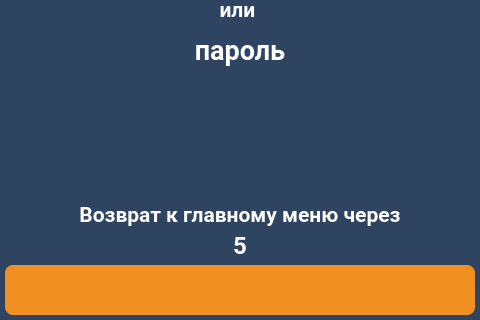
Qt form client/GUI/ui/screen_4_authorization_err.ui (komrade2801/AutoSklad) before a commit; both pictures show x 0 to 480 and y 480 to 800 of the 480 by 800 pixel window.
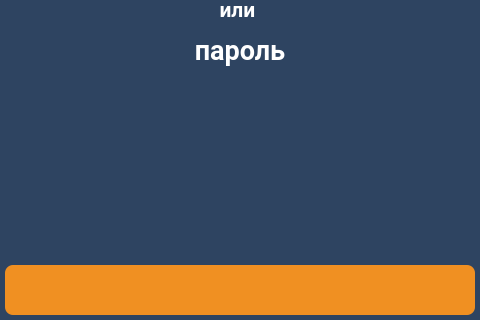
The same form after that commit. Icons and pictures are not drawn.

```diff
--- a/client/GUI/ui/screen_4_authorization_err.ui
+++ b/client/GUI/ui/screen_4_authorization_err.ui
@@ -64,328 +64,6 @@
     <bool>true</bool>
    </property>
   </widget>
-  <widget class="QLabel" name="lbl_timeout_back">
-   <property name="geometry">
-    <rect>
-     <x>50</x>
-     <y>710</y>
-     <width>380</width>
-     <height>30</height>
-    </rect>
-   </property>
-   <property name="palette">
-    <palette>
-     <active>
-      <colorrole role="WindowText">
-       <brush brushstyle="SolidPattern">
-        <color alpha="255">
-         <red>255</red>
-         <green>255</green>
-         <blue>255</blue>
-        </color>
-       </brush>
-      </colorrole>
-      <colorrole role="Button">
-       <brush brushstyle="LinearGradientPattern">
-        <gradient startx="0.000000000000000" starty="0.000000000000000" endx="1.000000000000000" endy="0.000000000000000" type="LinearGradient" spread="PadSpread" coordinatemode="ObjectBoundingMode">
-         <gradientstop position="0.000000000000000">
-          <color alpha="0">
-           <red>0</red>
-           <green>0</green>
-           <blue>0</blue>
-          </color>
-         </gradientstop>
-         <gradientstop position="1.000000000000000">
-          <color alpha="0">
-           <red>255</red>
-           <green>255</green>
-           <blue>255</blue>
-          </color>
-         </gradientstop>
-        </gradient>
-       </brush>
-      </colorrole>
-      <colorrole role="Text">
-       <brush brushstyle="SolidPattern">
-        <color alpha="255">
-         <red>255</red>
-         <green>255</green>
-         <blue>255</blue>
-        </color>
-       </brush>
-      </colorrole>
-      <colorrole role="ButtonText">
-       <brush brushstyle="SolidPattern">
-        <color alpha="255">
-         <red>255</red>
-         <green>255</green>
-         <blue>255</blue>
-        </color>
-       </brush>
-      </colorrole>
-      <colorrole role="Base">
-       <brush brushstyle="LinearGradientPattern">
-        <gradient startx="0.000000000000000" starty="0.000000000000000" endx="1.000000000000000" endy="0.000000000000000" type="LinearGradient" spread="PadSpread" coordinatemode="ObjectBoundingMode">
-         <gradientstop position="0.000000000000000">
-          <color alpha="0">
-           <red>0</red>
-           <green>0</green>
-           <blue>0</blue>
-          </color>
-         </gradientstop>
-         <gradientstop position="1.000000000000000">
-          <color alpha="0">
-           <red>255</red>
-           <green>255</green>
-           <blue>255</blue>
-          </color>
-         </gradientstop>
-        </gradient>
-       </brush>
-      </colorrole>
-      <colorrole role="Window">
-       <brush brushstyle="LinearGradientPattern">
-        <gradient startx="0.000000000000000" starty="0.000000000000000" endx="1.000000000000000" endy="0.000000000000000" type="LinearGradient" spread="PadSpread" coordinatemode="ObjectBoundingMode">
-         <gradientstop position="0.000000000000000">
-          <color alpha="0">
-           <red>0</red>
-           <green>0</green>
-           <blue>0</blue>
-          </color>
-         </gradientstop>
-         <gradientstop position="1.000000000000000">
-          <color alpha="0">
-           <red>255</red>
-           <green>255</green>
-           <blue>255</blue>
-          </color>
-         </gradientstop>
-        </gradient>
-       </brush>
-      </colorrole>
-      <colorrole role="PlaceholderText">
-       <brush brushstyle="NoBrush">
-        <color alpha="128">
-         <red>255</red>
-         <green>255</green>
-         <blue>255</blue>
-        </color>
-       </brush>
-      </colorrole>
-     </active>
-     <inactive>
-      <colorrole role="WindowText">
-       <brush brushstyle="SolidPattern">
-        <color alpha="255">
-         <red>255</red>
-         <green>255</green>
-         <blue>255</blue>
-        </color>
-       </brush>
-      </colorrole>
-      <colorrole role="Button">
-       <brush brushstyle="LinearGradientPattern">
-        <gradient startx="0.000000000000000" starty="0.000000000000000" endx="1.000000000000000" endy="0.000000000000000" type="LinearGradient" spread="PadSpread" coordinatemode="ObjectBoundingMode">
-         <gradientstop position="0.000000000000000">
-          <color alpha="0">
-           <red>0</red>
-           <green>0</green>
-           <blue>0</blue>
-          </color>
-         </gradientstop>
-         <gradientstop position="1.000000000000000">
-          <color alpha="0">
-           <red>255</red>
-           <green>255</green>
-           <blue>255</blue>
-          </color>
-         </gradientstop>
-        </gradient>
-       </brush>
-      </colorrole>
-      <colorrole role="Text">
-       <brush brushstyle="SolidPattern">
-        <color alpha="255">
-         <red>255</red>
-         <green>255</green>
-         <blue>255</blue>
-        </color>
-       </brush>
-      </colorrole>
-      <colorrole role="ButtonText">
-       <brush brushstyle="SolidPattern">
-        <color alpha="255">
-         <red>255</red>
-         <green>255</green>
-         <blue>255</blue>
-        </color>
-       </brush>
-      </colorrole>
-      <colorrole role="Base">
-       <brush brushstyle="LinearGradientPattern">
-        <gradient startx="0.000000000000000" starty="0.000000000000000" endx="1.000000000000000" endy="0.000000000000000" type="LinearGradient" spread="PadSpread" coordinatemode="ObjectBoundingMode">
-         <gradientstop position="0.000000000000000">
-          <color alpha="0">
-           <red>0</red>
-           <green>0</green>
-           <blue>0</blue>
-          </color>
-         </gradientstop>
-         <gradientstop position="1.000000000000000">
-          <color alpha="0">
-           <red>255</red>
-           <green>255</green>
-           <blue>255</blue>
-          </color>
-         </gradientstop>
-        </gradient>
-       </brush>
-      </colorrole>
-      <colorrole role="Window">
-       <brush brushstyle="LinearGradientPattern">
-        <gradient startx="0.000000000000000" starty="0.000000000000000" endx="1.000000000000000" endy="0.000000000000000" type="LinearGradient" spread="PadSpread" coordinatemode="ObjectBoundingMode">
-         <gradientstop position="0.000000000000000">
-          <color alpha="0">
-           <red>0</red>
-           <green>0</green>
-           <blue>0</blue>
-          </color>
-         </gradientstop>
-         <gradientstop position="1.000000000000000">
-          <color alpha="0">
-           <red>255</red>
-           <green>255</green>
-           <blue>255</blue>
-          </color>
-         </gradientstop>
-        </gradient>
-       </brush>
-      </colorrole>
-      <colorrole role="PlaceholderText">
-       <brush brushstyle="NoBrush">
-        <color alpha="128">
-         <red>255</red>
-         <green>255</green>
-         <blue>255</blue>
-        </color>
-       </brush>
-      </colorrole>
-     </inactive>
-     <disabled>
-      <colorrole role="WindowText">
-       <brush brushstyle="SolidPattern">
-        <color alpha="255">
-         <red>255</red>
-         <green>255</green>
-         <blue>255</blue>
-        </color>
-       </brush>
-      </colorrole>
-      <colorrole role="Button">
-       <brush brushstyle="LinearGradientPattern">
-        <gradient startx="0.000000000000000" starty="0.000000000000000" endx="1.000000000000000" endy="0.000000000000000" type="LinearGradient" spread="PadSpread" coordinatemode="ObjectBoundingMode">
-         <gradientstop position="0.000000000000000">
-          <color alpha="0">
-           <red>0</red>
-           <green>0</green>
-           <blue>0</blue>
-          </color>
-         </gradientstop>
-         <gradientstop position="1.000000000000000">
-          <color alpha="0">
-           <red>255</red>
-           <green>255</green>
-           <blue>255</blue>
-          </color>
-         </gradientstop>
-        </gradient>
-       </brush>
-      </colorrole>
-      <colorrole role="Text">
-       <brush brushstyle="SolidPattern">
-        <color alpha="255">
-         <red>255</red>
-         <green>255</green>
-         <blue>255</blue>
-        </color>
-       </brush>
-      </colorrole>
-      <colorrole role="ButtonText">
-       <brush brushstyle="SolidPattern">
-        <color alpha="255">
-         <red>255</red>
-         <green>255</green>
-         <blue>255</blue>
-        </color>
-       </brush>
-      </colorrole>
-      <colorrole role="Base">
-       <brush brushstyle="LinearGradientPattern">
-        <gradient startx="0.000000000000000" starty="0.000000000000000" endx="1.000000000000000" endy="0.000000000000000" type="LinearGradient" spread="PadSpread" coordinatemode="ObjectBoundingMode">
-         <gradientstop position="0.000000000000000">
-          <color alpha="0">
-           <red>0</red>
-           <green>0</green>
-           <blue>0</blue>
-          </color>
-         </gradientstop>
-         <gradientstop position="1.000000000000000">
-          <color alpha="0">
-           <red>255</red>
-           <green>255</green>
-           <blue>255</blue>
-          </color>
-         </gradientstop>
-        </gradient>
-       </brush>
-      </colorrole>
-      <colorrole role="Window">
-       <brush brushstyle="LinearGradientPattern">
-        <gradient startx="0.000000000000000" starty="0.000000000000000" endx="1.000000000000000" endy="0.000000000000000" type="LinearGradient" spread="PadSpread" coordinatemode="ObjectBoundingMode">
-         <gradientstop position="0.000000000000000">
-          <color alpha="0">
-           <red>0</red>
-           <green>0</green>
-           <blue>0</blue>
-          </color>
-         </gradientstop>
-         <gradientstop position="1.000000000000000">
-          <color alpha="0">
-           <red>255</red>
-           <green>255</green>
-           <blue>255</blue>
-          </color>
-         </gradientstop>
-        </gradient>
-       </brush>
-      </colorrole>
-      <colorrole role="PlaceholderText">
-       <brush brushstyle="NoBrush">
-        <color alpha="128">
-         <red>255</red>
-         <green>255</green>
-         <blue>255</blue>
-        </color>
-       </brush>
-      </colorrole>
-     </disabled>
-    </palette>
-   </property>
-   <property name="font">
-    <font>
-     <family>Roboto</family>
-     <pointsize>18</pointsize>
-     <weight>75</weight>
-     <bold>true</bold>
-    </font>
-   </property>
-   <property name="text">
-    <string>5</string>
-   </property>
-   <property name="alignment">
-    <set>Qt::AlignCenter</set>
-   </property>
-  </widget>
   <widget class="QLabel" name="lbl_info_4">
    <property name="geometry">
     <rect>
@@ -708,328 +386,6 @@
     <set>Qt::AlignCenter</set>
    </property>
   </widget>
-  <widget class="QLabel" name="lbl_info_5">
-   <property name="geometry">
-    <rect>
-     <x>50</x>
-     <y>680</y>
-     <width>380</width>
-     <height>30</height>
-    </rect>
-   </property>
-   <property name="palette">
-    <palette>
-     <active>
-      <colorrole role="WindowText">
-       <brush brushstyle="SolidPattern">
-        <color alpha="255">
-         <red>255</red>
-         <green>255</green>
-         <blue>255</blue>
-        </color>
-       </brush>
-      </colorrole>
-      <colorrole role="Button">
-       <brush brushstyle="LinearGradientPattern">
-        <gradient startx="0.000000000000000" starty="0.000000000000000" endx="1.000000000000000" endy="0.000000000000000" type="LinearGradient" spread="PadSpread" coordinatemode="ObjectBoundingMode">
-         <gradientstop position="0.000000000000000">
-          <color alpha="0">
-           <red>0</red>
-           <green>0</green>
-           <blue>0</blue>
-          </color>
-         </gradientstop>
-         <gradientstop position="1.000000000000000">
-          <color alpha="0">
-           <red>255</red>
-           <green>255</green>
-           <blue>255</blue>
-          </color>
-         </gradientstop>
-        </gradient>
-       </brush>
-      </colorrole>
-      <colorrole role="Text">
-       <brush brushstyle="SolidPattern">
-        <color alpha="255">
-         <red>255</red>
-         <green>255</green>
-         <blue>255</blue>
-        </color>
-       </brush>
-      </colorrole>
-      <colorrole role="ButtonText">
-       <brush brushstyle="SolidPattern">
-        <color alpha="255">
-         <red>255</red>
-         <green>255</green>
-         <blue>255</blue>
-        </color>
-       </brush>
-      </colorrole>
-      <colorrole role="Base">
-       <brush brushstyle="LinearGradientPattern">
-        <gradient startx="0.000000000000000" starty="0.000000000000000" endx="1.000000000000000" endy="0.000000000000000" type="LinearGradient" spread="PadSpread" coordinatemode="ObjectBoundingMode">
-         <gradientstop position="0.000000000000000">
-          <color alpha="0">
-           <red>0</red>
-           <green>0</green>
-           <blue>0</blue>
-          </color>
-         </gradientstop>
-         <gradientstop position="1.000000000000000">
-          <color alpha="0">
-           <red>255</red>
-           <green>255</green>
-           <blue>255</blue>
-          </color>
-         </gradientstop>
-        </gradient>
-       </brush>
-      </colorrole>
-      <colorrole role="Window">
-       <brush brushstyle="LinearGradientPattern">
-        <gradient startx="0.000000000000000" starty="0.000000000000000" endx="1.000000000000000" endy="0.000000000000000" type="LinearGradient" spread="PadSpread" coordinatemode="ObjectBoundingMode">
-         <gradientstop position="0.000000000000000">
-          <color alpha="0">
-           <red>0</red>
-           <green>0</green>
-           <blue>0</blue>
-          </color>
-         </gradientstop>
-         <gradientstop position="1.000000000000000">
-          <color alpha="0">
-           <red>255</red>
-           <green>255</green>
-           <blue>255</blue>
-          </color>
-         </gradientstop>
-        </gradient>
-       </brush>
-      </colorrole>
-      <colorrole role="PlaceholderText">
-       <brush brushstyle="NoBrush">
-        <color alpha="128">
-         <red>255</red>
-         <green>255</green>
-         <blue>255</blue>
-        </color>
-       </brush>
-      </colorrole>
-     </active>
-     <inactive>
-      <colorrole role="WindowText">
-       <brush brushstyle="SolidPattern">
-        <color alpha="255">
-         <red>255</red>
-         <green>255</green>
-         <blue>255</blue>
-        </color>
-       </brush>
-      </colorrole>
-      <colorrole role="Button">
-       <brush brushstyle="LinearGradientPattern">
-        <gradient startx="0.000000000000000" starty="0.000000000000000" endx="1.000000000000000" endy="0.000000000000000" type="LinearGradient" spread="PadSpread" coordinatemode="ObjectBoundingMode">
-         <gradientstop position="0.000000000000000">
-          <color alpha="0">
-           <red>0</red>
-           <green>0</green>
-           <blue>0</blue>
-          </color>
-         </gradientstop>
-         <gradientstop position="1.000000000000000">
-          <color alpha="0">
-           <red>255</red>
-           <green>255</green>
-           <blue>255</blue>
-          </color>
-         </gradientstop>
-        </gradient>
-       </brush>
-      </colorrole>
-      <colorrole role="Text">
-       <brush brushstyle="SolidPattern">
-        <color alpha="255">
-         <red>255</red>
-         <green>255</green>
-         <blue>255</blue>
-        </color>
-       </brush>
-      </colorrole>
-      <colorrole role="ButtonText">
-       <brush brushstyle="SolidPattern">
-        <color alpha="255">
-         <red>255</red>
-         <green>255</green>
-         <blue>255</blue>
-        </color>
-       </brush>
-      </colorrole>
-      <colorrole role="Base">
-       <brush brushstyle="LinearGradientPattern">
-        <gradient startx="0.000000000000000" starty="0.000000000000000" endx="1.000000000000000" endy="0.000000000000000" type="LinearGradient" spread="PadSpread" coordinatemode="ObjectBoundingMode">
-         <gradientstop position="0.000000000000000">
-          <color alpha="0">
-           <red>0</red>
-           <green>0</green>
-           <blue>0</blue>
-          </color>
-         </gradientstop>
-         <gradientstop position="1.000000000000000">
-          <color alpha="0">
-           <red>255</red>
-           <green>255</green>
-           <blue>255</blue>
-          </color>
-         </gradientstop>
-        </gradient>
-       </brush>
-      </colorrole>
-      <colorrole role="Window">
-       <brush brushstyle="LinearGradientPattern">
-        <gradient startx="0.000000000000000" starty="0.000000000000000" endx="1.000000000000000" endy="0.000000000000000" type="LinearGradient" spread="PadSpread" coordinatemode="ObjectBoundingMode">
-         <gradientstop position="0.000000000000000">
-          <color alpha="0">
-           <red>0</red>
-           <green>0</green>
-           <blue>0</blue>
-          </color>
-         </gradientstop>
-         <gradientstop position="1.000000000000000">
-          <color alpha="0">
-           <red>255</red>
-           <green>255</green>
-           <blue>255</blue>
-          </color>
-         </gradientstop>
-        </gradient>
-       </brush>
-      </colorrole>
-      <colorrole role="PlaceholderText">
-       <brush brushstyle="NoBrush">
-        <color alpha="128">
-         <red>255</red>
-         <green>255</green>
-         <blue>255</blue>
-        </color>
-       </brush>
-      </colorrole>
-     </inactive>
-     <disabled>
-      <colorrole role="WindowText">
-       <brush brushstyle="SolidPattern">
-        <color alpha="255">
-         <red>255</red>
-         <green>255</green>
-         <blue>255</blue>
-        </color>
-       </brush>
-      </colorrole>
-      <colorrole role="Button">
-       <brush brushstyle="LinearGradientPattern">
-        <gradient startx="0.000000000000000" starty="0.000000000000000" endx="1.000000000000000" endy="0.000000000000000" type="LinearGradient" spread="PadSpread" coordinatemode="ObjectBoundingMode">
-         <gradientstop position="0.000000000000000">
-          <color alpha="0">
-           <red>0</red>
-           <green>0</green>
-           <blue>0</blue>
-          </color>
-         </gradientstop>
-         <gradientstop position="1.000000000000000">
-          <color alpha="0">
-           <red>255</red>
-           <green>255</green>
-           <blue>255</blue>
-          </color>
-         </gradientstop>
-        </gradient>
-       </brush>
-      </colorrole>
-      <colorrole role="Text">
-       <brush brushstyle="SolidPattern">
-        <color alpha="255">
-         <red>255</red>
-         <green>255</green>
-         <blue>255</blue>
-        </color>
-       </brush>
-      </colorrole>
-      <colorrole role="ButtonText">
-       <brush brushstyle="SolidPattern">
-        <color alpha="255">
-         <red>255</red>
-         <green>255</green>
-         <blue>255</blue>
-        </color>
-       </brush>
-      </colorrole>
-      <colorrole role="Base">
-       <brush brushstyle="LinearGradientPattern">
-        <gradient startx="0.000000000000000" starty="0.000000000000000" endx="1.000000000000000" endy="0.000000000000000" type="LinearGradient" spread="PadSpread" coordinatemode="ObjectBoundingMode">
-         <gradientstop position="0.000000000000000">
-          <color alpha="0">
-           <red>0</red>
-           <green>0</green>
-           <blue>0</blue>
-          </color>
-         </gradientstop>
-         <gradientstop position="1.000000000000000">
-          <color alpha="0">
-           <red>255</red>
-           <green>255</green>
-           <blue>255</blue>
-          </color>
-         </gradientstop>
-        </gradient>
-       </brush>
-      </colorrole>
-      <colorrole role="Window">
-       <brush brushstyle="LinearGradientPattern">
-        <gradient startx="0.000000000000000" starty="0.000000000000000" endx="1.000000000000000" endy="0.000000000000000" type="LinearGradient" spread="PadSpread" coordinatemode="ObjectBoundingMode">
-         <gradientstop position="0.000000000000000">
-          <color alpha="0">
-           <red>0</red>
-           <green>0</green>
-           <blue>0</blue>
-          </color>
-         </gradientstop>
-         <gradientstop position="1.000000000000000">
-          <color alpha="0">
-           <red>255</red>
-           <green>255</green>
-           <blue>255</blue>
-          </color>
-         </gradientstop>
-        </gradient>
-       </brush>
-      </colorrole>
-      <colorrole role="PlaceholderText">
-       <brush brushstyle="NoBrush">
-        <color alpha="128">
-         <red>255</red>
-         <green>255</green>
-         <blue>255</blue>
-        </color>
-       </brush>
-      </colorrole>
-     </disabled>
-    </palette>
-   </property>
-   <property name="font">
-    <font>
-     <family>Roboto</family>
-     <pointsize>16</pointsize>
-     <weight>75</weight>
-     <bold>true</bold>
-    </font>
-   </property>
-   <property name="text">
-    <string>Возврат к главному меню через</string>
-   </property>
-   <property name="alignment">
-    <set>Qt::AlignCenter</set>
-   </property>
-  </widget>
   <widget class="QPushButton" name="btn_back">
    <property name="geometry">
     <rect>
```
Left out of the diff: 14 changed lines with no effect on the pictures.
